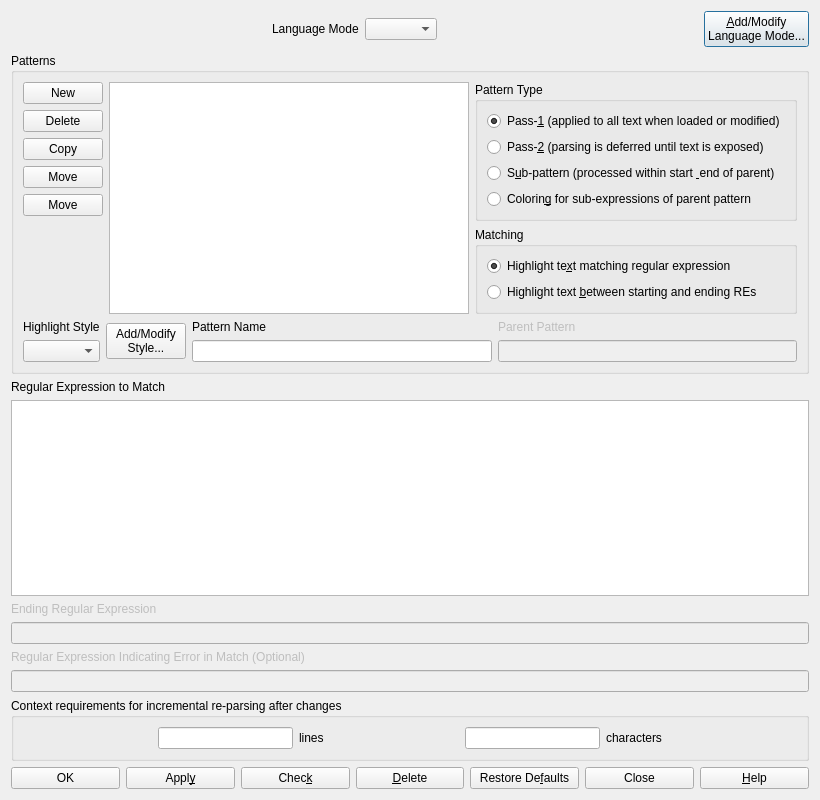
Before: the Qt Designer form source/ui/DialogSyntaxPatterns.ui in eteran/nedit-ng, drawn with Qt 5.
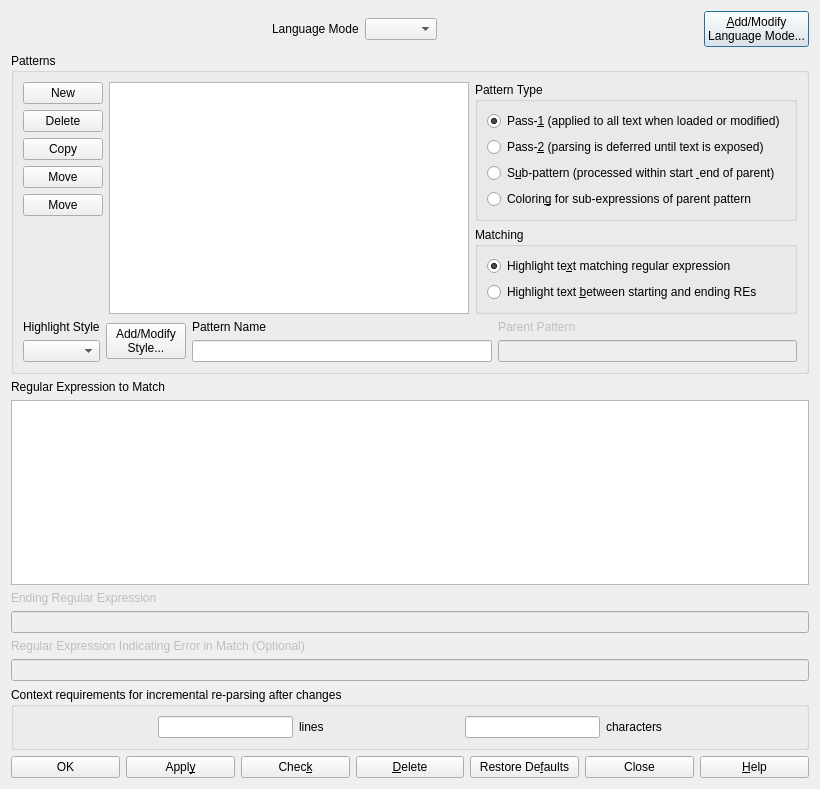
After: the same form once the commit is applied. Icons and pictures are not drawn.

What changed in the file:
```diff
--- a/source/ui/DialogSyntaxPatterns.ui
+++ b/source/ui/DialogSyntaxPatterns.ui
@@ -7,7 +7,7 @@
     <x>0</x>
     <y>0</y>
     <width>820</width>
-    <height>800</height>
+    <height>789</height>
    </rect>
   </property>
   <property name="windowTitle">
```
